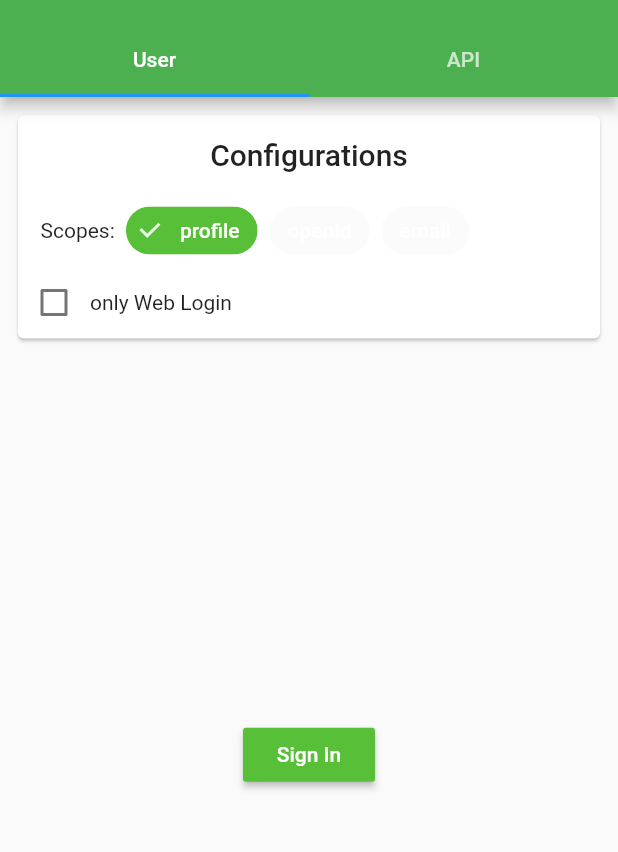
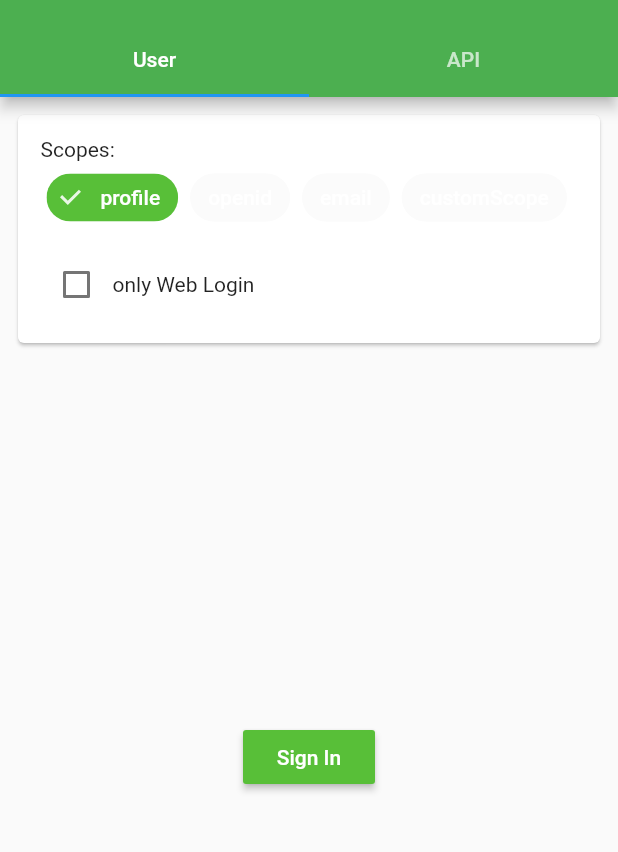
Before and after one commit to line/flutter_line_sdk, a Flutter app: the screen it shows after launch, on a phone screen of 412 x 824 dp, the part 59-911 px from its top. Run offline on Flutter 3.47's test engine with Material 2 defaults, Android fonts, the phone set to English and light mode, and no system bars; statements that could not run were skipped.

Commit message:
support custom scope in android

```diff
--- a/example/lib/src/screen/home_page.dart
+++ b/example/lib/src/screen/home_page.dart
@@ -77,18 +77,13 @@ class _HomePageState extends State<HomePage>
 
   Widget _configCard() {
     return Card(
-        child: Column(children: <Widget>[
-          Padding(
+      child: Padding(
         padding: EdgeInsets.all(15.0),
-            child: Text(
-              "Configurations",
-              style: Theme.of(context).textTheme.title,
-            ),
-          ),
-          Padding(
-            padding: EdgeInsets.only(left: 15.0),
-            child: _scopeListUI(),
-          ),
+        child: Column(
+          crossAxisAlignment: CrossAxisAlignment.start,
+            children: <Widget>[
+              _scopeListUI(),
+              SizedBox(height: 10.0,),
               Row(
                 children: <Widget>[
                   Checkbox(
@@ -104,37 +99,34 @@ class _HomePageState extends State<HomePage>
                 ],
               ),
             ]),
+      ),
       );
   }
 
-  Widget _scopeListUI() {
-    var widgetList = <Widget>[(Text("Scopes: "))];
-    widgetList.addAll(_scopes.map<Widget>((String scope) {
-      return Padding(
-        padding: const EdgeInsets.only(left: 4.0, right: 4.0),
+  Widget _scopeListUI() => Column(
+    crossAxisAlignment: CrossAxisAlignment.start,
+      children: <Widget>[
+        Text("Scopes: "),
+        Wrap(children: _scopes.map<Widget>((scope) => _buildScopeChip(scope)).toList()),
+      ]
+  );
+
+  Widget _buildScopeChip(String scope) => Padding(
+    padding: const EdgeInsets.symmetric(horizontal: 4.0),
     child: ChipTheme(
       data: ChipTheme.of(context).copyWith(brightness: Brightness.dark),
       child: FilterChip(
-            label: Text(
-              scope,
-              style: TextStyle(color: textColor),
-            ),
+        label: Text(scope, style: TextStyle(color: textColor)),
         selectedColor: accentColor,
         selected: _selectedScopes.contains(scope),
-            onSelected: (bool value) {
+        onSelected: (_) {
           setState(() {
-                (!_selectedScopes.contains(scope))
-                    ? _selectedScopes.add(scope)
-                    : _selectedScopes.remove(scope);
+            _selectedScopes.contains(scope) ? _selectedScopes.remove(scope) : _selectedScopes.add(scope);
           });
         },
       ),
     ),
   );
-    }).toList());
-
-    return Row(children: widgetList);
-  }
 
   void _signIn() async {
     try {
@@ -187,4 +179,5 @@ const List<String> _scopes = <String>[
   "profile",
   "openid",
   "email",
+  "customScope",
 ];
```
Also changed, not shown: 6 other files. Lines whose indentation alone changed are shown as unchanged.
